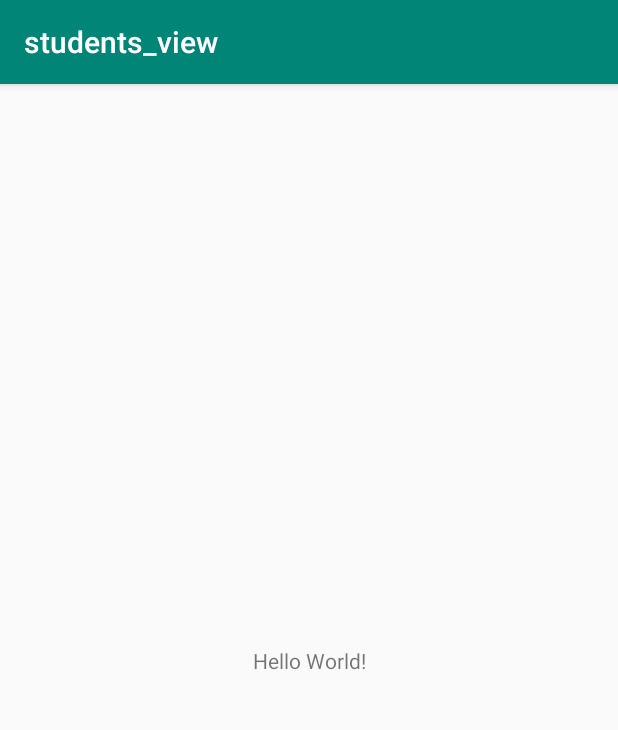
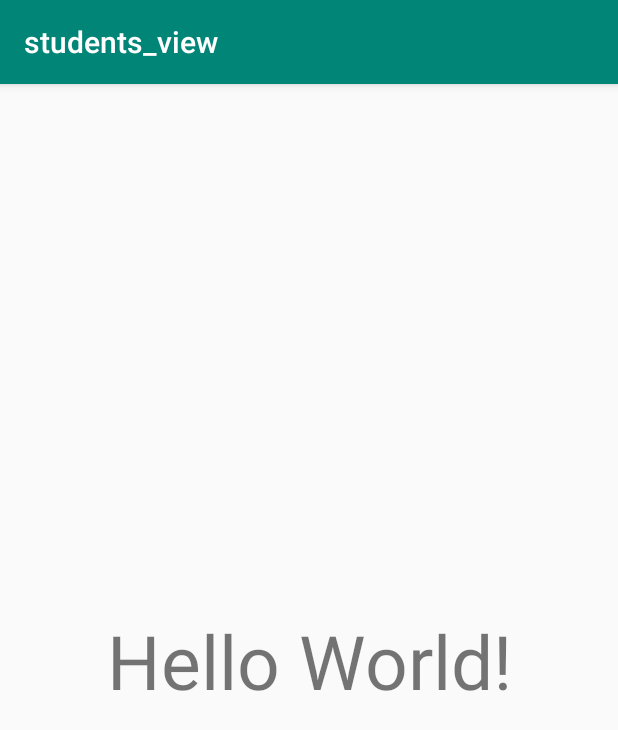
Before and after one commit to davidgoodson/mobile_programming1_20, an Android app: the screen it shows after launch (MainActivity), on a phone screen of 412 x 824 dp. Shown: the top 730 px of the screen. Run offline under Robolectric (Android 15) with nearby library versions, the phone set to English and light mode, and no system bars.

Commit message:
Changed textSize of textview

```diff
--- a/students_view/src/main/res/layout/activity_main.xml
+++ b/students_view/src/main/res/layout/activity_main.xml
@@ -10,6 +10,7 @@
         android:layout_width="wrap_content"
         android:layout_height="wrap_content"
         android:text="Hello World!"
+        android:textSize="50sp"
         app:layout_constraintBottom_toBottomOf="parent"
         app:layout_constraintLeft_toLeftOf="parent"
         app:layout_constraintRight_toRightOf="parent"
```
